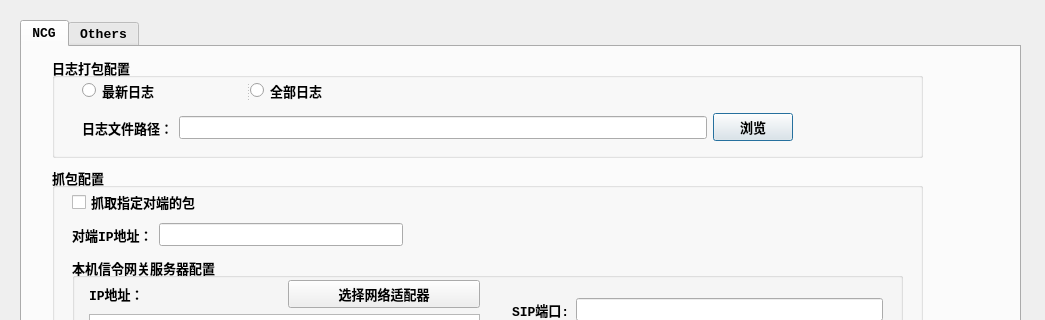
The window that ui/MainDialog.ui (JeckyOH/NcgPcap) describes before a commit, drawn with Qt 5; both pictures show x 0 to 1045 and y 0 to 320 of the 1045 by 847 pixel window.
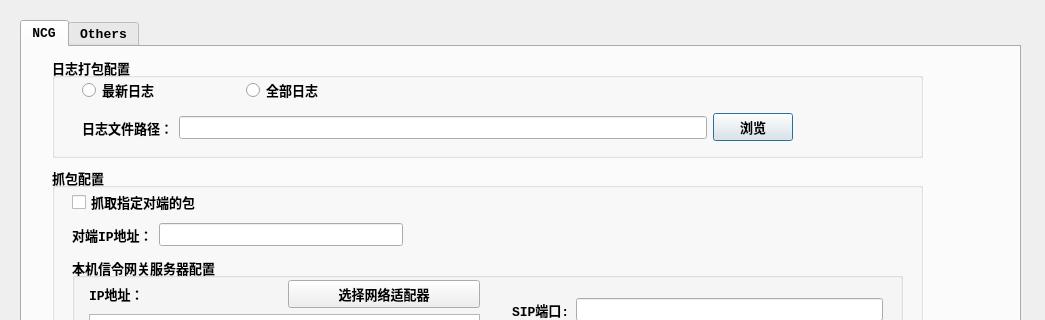
The same window after the commit. Icons and pictures are not drawn.

What changed in the file:
```diff
--- a/ui/MainDialog.ui
+++ b/ui/MainDialog.ui
@@ -108,28 +108,31 @@
        </item>
       </layout>
      </widget>
-     <widget class="QSplitter" name="splitter">
+     <widget class="QWidget" name="">
       <property name="geometry">
        <rect>
         <x>30</x>
         <y>18</y>
-        <width>331</width>
+        <width>321</width>
         <height>31</height>
        </rect>
       </property>
-      <property name="orientation">
-       <enum>Qt::Horizontal</enum>
-      </property>
+      <layout class="QHBoxLayout" name="horizontalLayout_2">
+       <item>
       <widget class="QRadioButton" name="NewestLogRadioBtn">
        <property name="text">
         <string>最新日志</string>
        </property>
       </widget>
+       </item>
+       <item>
       <widget class="QRadioButton" name="AllLogRadioBtn">
        <property name="text">
         <string>全部日志</string>
        </property>
       </widget>
+       </item>
+      </layout>
      </widget>
     </widget>
     <widget class="QGroupBox" name="PCapGroupBox">
```
Left out of the diff: 6 changed lines with no effect on the pictures. Lines whose indentation alone changed are shown as unchanged.
